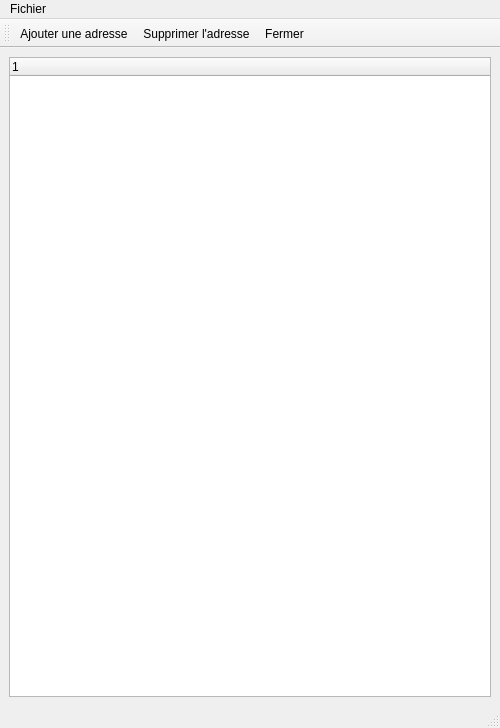
First picture: the form in mailer/src/gui/gen/addressbook.ui, repository asm99/muami, before the edit.
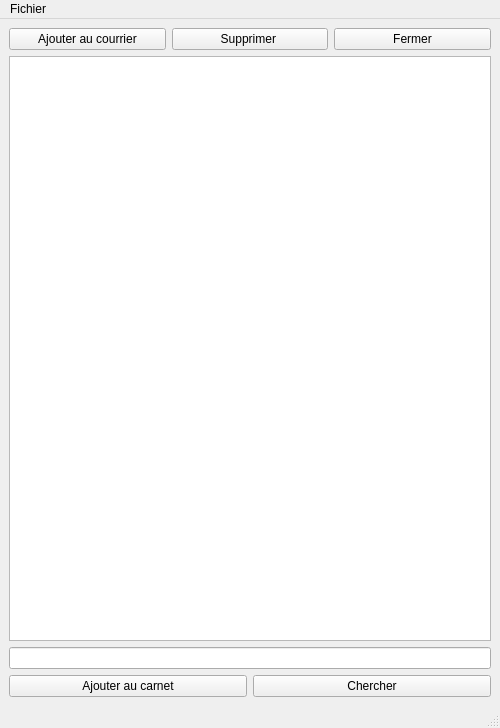
Second picture: the form after the edit.

Diff of the .ui file:
```diff
--- a/mailer/src/gui/gen/addressbook.ui
+++ b/mailer/src/gui/gen/addressbook.ui
@@ -14,15 +14,63 @@
    <string>MainWindow</string>
   </property>
   <widget class="QWidget" name="centralwidget">
-   <layout class="QVBoxLayout" name="verticalLayout">
+   <layout class="QHBoxLayout" name="horizontalLayout_3">
     <item>
-     <widget class="QTreeWidget" name="treeWidget">
-      <column>
-       <property name="text">
-        <string notr="true">1</string>
-       </property>
-      </column>
-     </widget>
+     <layout class="QVBoxLayout" name="verticalLayout_2">
+      <item>
+       <layout class="QHBoxLayout" name="horizontalLayout">
+        <item>
+         <widget class="QPushButton" name="addToMailButton">
+          <property name="text">
+           <string>Ajouter au courrier</string>
+          </property>
+         </widget>
+        </item>
+        <item>
+         <widget class="QPushButton" name="deleteButton">
+          <property name="text">
+           <string>Supprimer </string>
+          </property>
+         </widget>
+        </item>
+        <item>
+         <widget class="QPushButton" name="closeButton">
+          <property name="text">
+           <string>Fermer</string>
+          </property>
+         </widget>
+        </item>
+       </layout>
+      </item>
+      <item>
+       <widget class="QListWidget" name="addressList"/>
+      </item>
+      <item>
+       <layout class="QVBoxLayout" name="verticalLayout">
+        <item>
+         <widget class="QLineEdit" name="addressField"/>
+        </item>
+        <item>
+         <layout class="QHBoxLayout" name="horizontalLayout_2">
+          <item>
+           <widget class="QPushButton" name="addToListButton">
+            <property name="text">
+             <string>Ajouter au carnet</string>
+            </property>
+           </widget>
+          </item>
+          <item>
+           <widget class="QPushButton" name="findButton">
+            <property name="text">
+             <string>Chercher</string>
+            </property>
+           </widget>
+          </item>
+         </layout>
+        </item>
+       </layout>
+      </item>
+     </layout>
     </item>
    </layout>
   </widget>
@@ -47,20 +95,6 @@
    <addaction name="menuFichier"/>
   </widget>
   <widget class="QStatusBar" name="statusbar"/>
-  <widget class="QToolBar" name="toolBar">
-   <property name="windowTitle">
-    <string>toolBar</string>
-   </property>
-   <attribute name="toolBarArea">
-    <enum>TopToolBarArea</enum>
-   </attribute>
-   <attribute name="toolBarBreak">
-    <bool>false</bool>
-   </attribute>
-   <addaction name="actionAjouter_une_adresse"/>
-   <addaction name="actionSupprimer_l_adresse"/>
-   <addaction name="actionFermet_le_carnet"/>
-  </widget>
   <action name="actionAjouter_une_adresse">
    <property name="text">
     <string>Ajouter une adresse</string>
```
